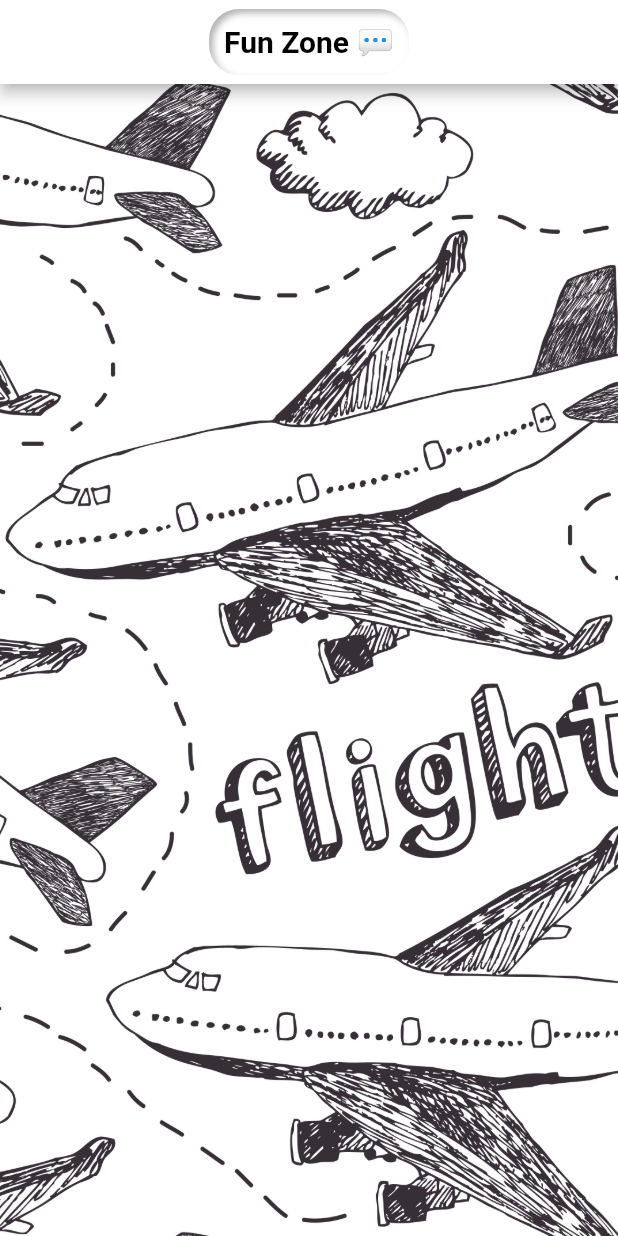
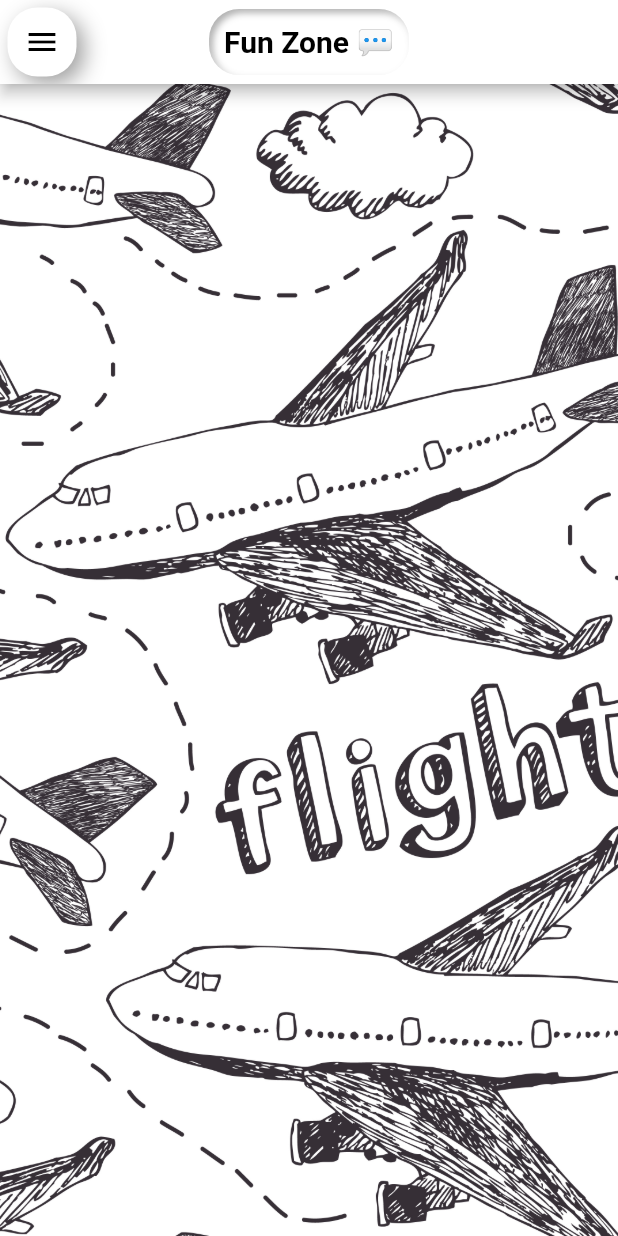
Before and after one commit to AshAman999/FUNZONE, a Flutter app: the WaitingLobby screen opened directly, on a phone screen of 412 x 824 dp. Run offline on Flutter 3.47's test engine with Material 2 defaults, Android fonts, the light colour scheme and no system bars; drawn by our look-alikes of flutter_neumorphic; our stand-ins replace cloud_firestore, firebase_auth, firebase_core, firebase_storage, flutter_login, image_picker and 3 more; missing offline and left inert: crypton; accounts and stored records are empty; network calls fail.

Commit message:
neuomorphic design patter

```diff
--- a/lib/screens/lobby.dart
+++ b/lib/screens/lobby.dart
@@ -21,6 +21,8 @@ class _WaitingLobbyState extends State<WaitingLobby> {
   bool loaded = false;
   final FirebaseFirestore _firestore = FirebaseFirestore.instance;
   var stream;
+  GlobalKey<ScaffoldState> _key = GlobalKey();
+
   @override
   void initState() {
     stream = _firestore.collection("users").snapshots();
@@ -36,7 +38,7 @@ class _WaitingLobbyState extends State<WaitingLobby> {
   @override
   Widget build(BuildContext context) {
     return Scaffold(
-      drawer: NavDrawer(imageurl, name, widget.publickey),
+      drawer: NavDrawer(imageurl, name, widget.publickey, _key),
       appBar: AppBar(
         automaticallyImplyLeading: false,
         centerTitle: true,
@@ -57,6 +59,25 @@ class _WaitingLobbyState extends State<WaitingLobby> {
             ),
           ),
         ),
+        leading: Neumorphic(
+          margin: EdgeInsets.all(5),
+          style: NeumorphicStyle(
+            boxShape: NeumorphicBoxShape.roundRect(BorderRadius.circular(20)),
+            depth: 10,
+            color: Colors.white,
+          ),
+          child: IconButton(
+            icon: Icon(
+              Icons.menu,
+              color: Colors.black,
+            ),
+            onPressed: () {
+              //
+              Scaffold.of(context).openDrawer();
+            },
+          ),
+        ),
+
         // foregroundColor: Colors.transparent,
       ),
       body: Container(
```
Also changed, not shown: lib/screens/Detailspage.dart (+28 -3 lines), lib/widgets/navbar.dart (+36 -14 lines).
